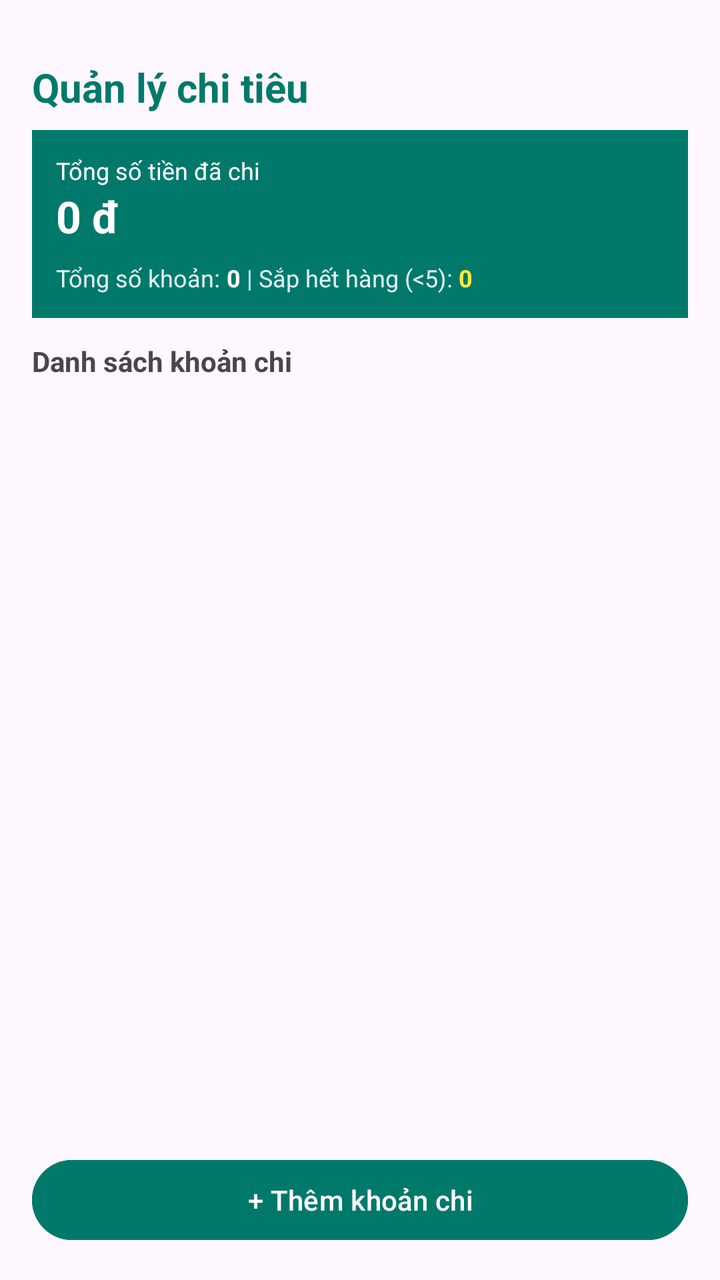
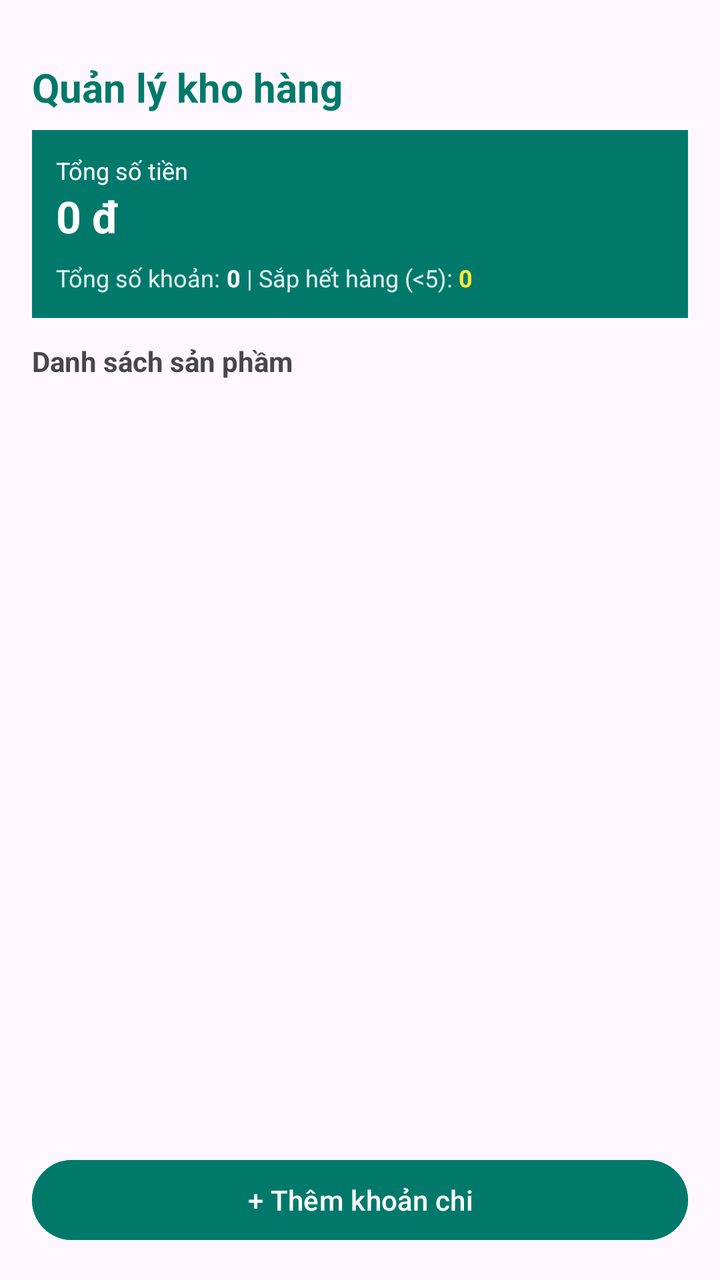

Compare the two renders of this Android layout. The source of the first and the diff that turns it into the second are given below.
<!-- AndroidManifest.xml: application theme Theme.Quanlychitieu -->
<!-- res/layout/activity_main.xml -->
<?xml version="1.0" encoding="utf-8"?>
<LinearLayout xmlns:android="http://schemas.android.com/apk/res/android"
    android:layout_width="match_parent"
    android:layout_height="match_parent"
    android:orientation="vertical"
    android:padding="16dp">

    
    <TextView
        android:layout_width="match_parent"
        android:layout_height="wrap_content"
        android:text="Quản lý chi tiêu"
        android:textSize="20sp"
        android:textStyle="bold"
        android:textColor="#00796B"
        android:paddingBottom="8dp"
        android:layout_marginTop="14dp"/>

    
    <LinearLayout
        android:layout_width="match_parent"
        android:layout_height="wrap_content"
        android:orientation="vertical"
        android:background="#00796B"
        android:padding="12dp"
        android:layout_marginBottom="12dp">

        <TextView
            android:layout_width="wrap_content"
            android:layout_height="wrap_content"
            android:text="Tổng số tiền đã chi"
            android:textColor="#FFFFFF"
            android:textSize="12sp" />

        <TextView
            android:id="@+id/tvTotalValue"
            android:layout_width="wrap_content"
            android:layout_height="wrap_content"
            android:text="0 đ"
            android:textColor="#FFFFFF"
            android:textSize="22sp"
            android:textStyle="bold" />

        <LinearLayout
            android:layout_width="match_parent"
            android:layout_height="wrap_content"
            android:orientation="horizontal"
            android:layout_marginTop="8dp">

            <TextView
                android:layout_width="wrap_content"
                android:layout_height="wrap_content"
                android:text="Tổng số khoản: "
                android:textColor="#E0F2F1"
                android:textSize="12sp" />

            <TextView
                android:id="@+id/tvTotalProducts"
                android:layout_width="wrap_content"
                android:layout_height="wrap_content"
                android:text="0"
                android:textColor="#FFFFFF"
                android:textStyle="bold"
                android:textSize="12sp" />

            <TextView
                android:layout_width="wrap_content"
                android:layout_height="wrap_content"
                android:text=" | Sắp hết hàng (&lt;5): "
                android:textColor="#E0F2F1"
                android:textSize="12sp" />

            <TextView
                android:id="@+id/tvLowStock"
                android:layout_width="wrap_content"
                android:layout_height="wrap_content"
                android:text="0"
                android:textColor="#FFEB3B"
                android:textStyle="bold"
                android:textSize="12sp" />
        </LinearLayout>
    </LinearLayout>

    <TextView
        android:layout_width="match_parent"
        android:layout_height="wrap_content"
        android:text="Danh sách khoản chi"
        android:textStyle="bold"
        android:textSize="14sp"
        android:paddingBottom="4dp" />

    
    <ListView
        android:id="@+id/lvProducts"
        android:layout_width="match_parent"
        android:layout_height="0dp"
        android:layout_weight="1"
        android:divider="#E0E0E0"
        android:dividerHeight="1dp" />

    
    <Button
        android:id="@+id/btnAddProduct"
        android:layout_width="match_parent"
        android:layout_height="wrap_content"
        android:text="+ Thêm khoản chi"
        android:backgroundTint="#00796B"
        android:textColor="#FFFFFF"
        android:layout_marginTop="8dp" />

</LinearLayout>
<!-- resources referenced by this layout -->
<resources>
  <style name="Theme.Quanlychitieu" parent="Base.Theme.Quanlychitieu" />
  <style name="Base.Theme.Quanlychitieu" parent="Theme.Material3.DayNight.NoActionBar">
          
          
      </style>
</resources>

<!-- the commit's change to res/layout/activity_main.xml (unified diff, before → after) -->
@@ -9,7 +9,7 @@
     <TextView
         android:layout_width="match_parent"
         android:layout_height="wrap_content"
-        android:text="Quản lý chi tiêu"
+        android:text="Quản lý kho hàng"
         android:textSize="20sp"
         android:textStyle="bold"
         android:textColor="#00796B"
@@ -28,7 +28,7 @@
         <TextView
             android:layout_width="wrap_content"
             android:layout_height="wrap_content"
-            android:text="Tổng số tiền đã chi"
+            android:text="Tổng số tiền "
             android:textColor="#FFFFFF"
             android:textSize="12sp" />
 
@@ -84,7 +84,7 @@
     <TextView
         android:layout_width="match_parent"
         android:layout_height="wrap_content"
-        android:text="Danh sách khoản chi"
+        android:text="Danh sách sản phầm"
         android:textStyle="bold"
         android:textSize="14sp"
         android:paddingBottom="4dp" />
